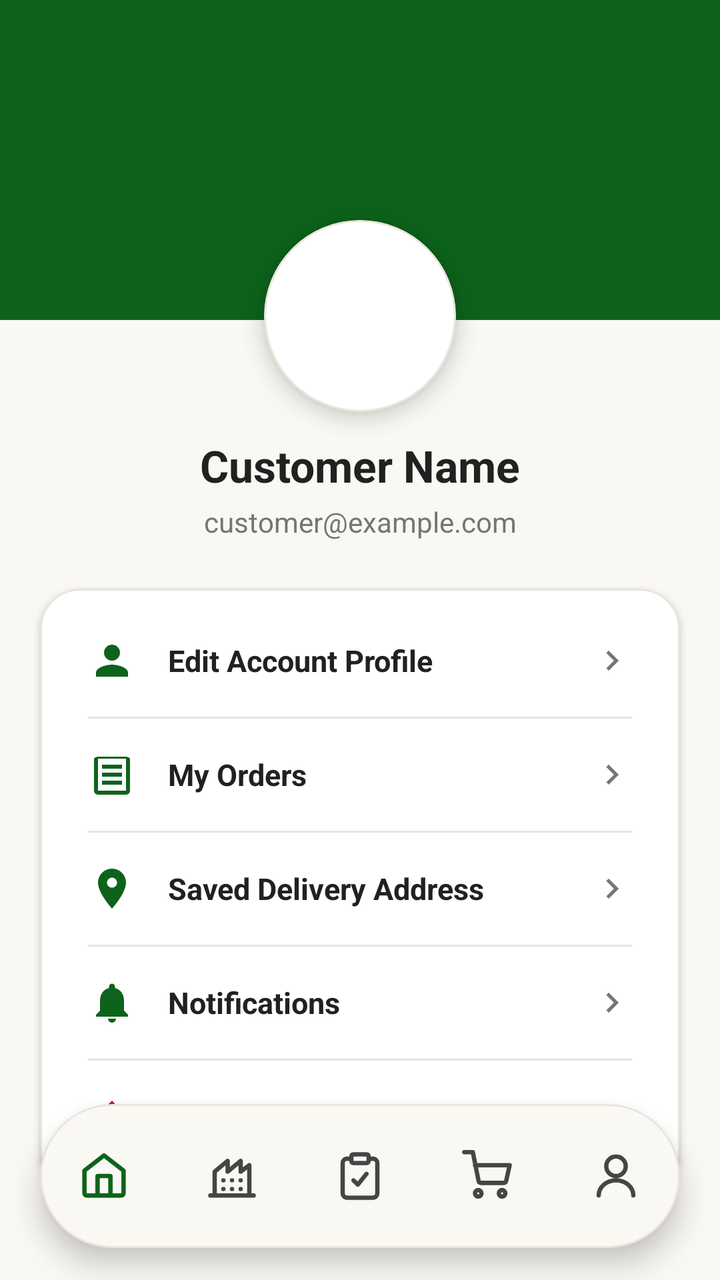
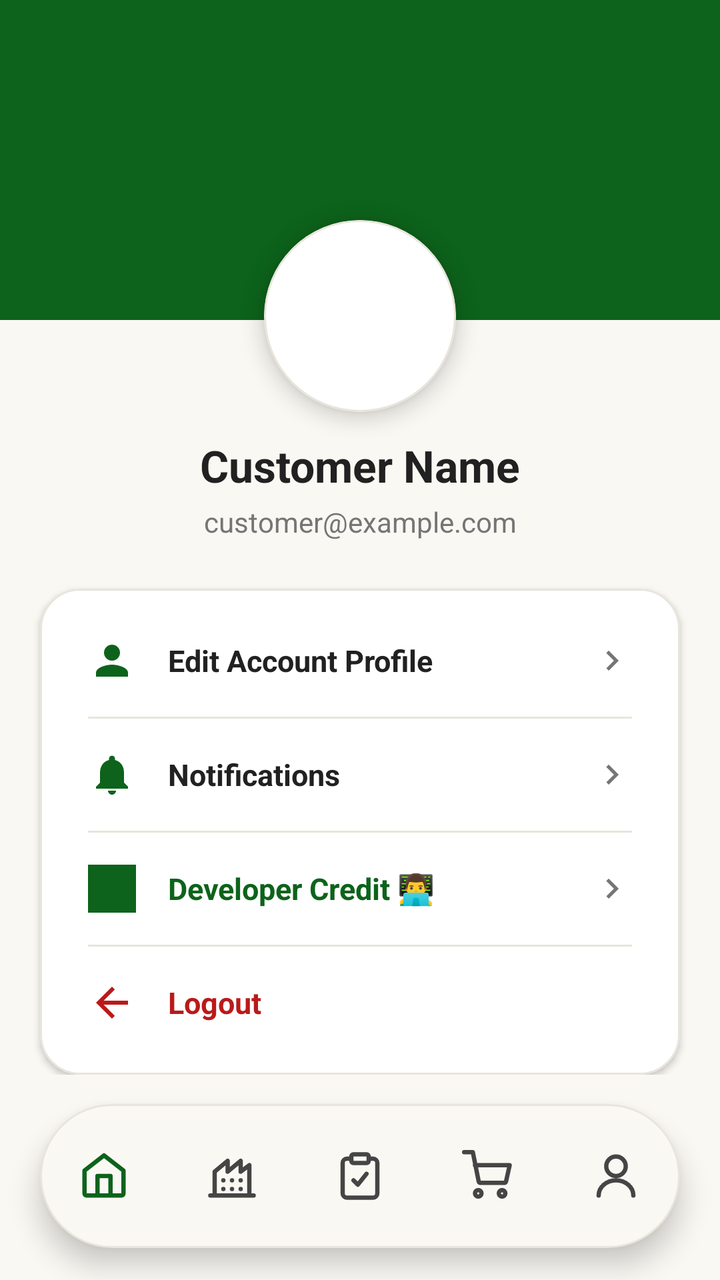

Screens rendered from an Android XML layout before and after an edit, with the pre-edit source and the edit as a unified diff.
<!-- AndroidManifest.xml: application theme Theme.FlourMate -->
<!-- res/layout/activity_customer_profile.xml -->
<?xml version="1.0" encoding="utf-8"?>
<androidx.constraintlayout.widget.ConstraintLayout xmlns:android="http://schemas.android.com/apk/res/android"
    xmlns:app="http://schemas.android.com/apk/res-auto"
    xmlns:tools="http://schemas.android.com/tools"
    android:id="@+id/main"
    android:layout_width="match_parent"
    android:layout_height="match_parent"
    android:background="@color/bg_cream"
    android:fitsSystemWindows="true"
    tools:context=".CustomerProfileActivity">

    <ScrollView
        android:layout_width="match_parent"
        android:layout_height="0dp"
        android:clipToPadding="false"
        android:fillViewport="true"
        android:paddingBottom="110dp"
        app:layout_constraintBottom_toBottomOf="parent"
        app:layout_constraintTop_toTopOf="parent">

        <androidx.constraintlayout.widget.ConstraintLayout
            android:layout_width="match_parent"
            android:layout_height="wrap_content"
            android:paddingBottom="24dp">

            
            <View
                android:id="@+id/viewHeaderBackground"
                android:layout_width="match_parent"
                android:layout_height="160dp"
                android:background="@color/primary_green"
                app:layout_constraintTop_toTopOf="parent" />

            
            <com.google.android.material.card.MaterialCardView
                android:id="@+id/cardAvatar"
                android:layout_width="96dp"
                android:layout_height="96dp"
                android:layout_marginTop="110dp"
                app:cardBackgroundColor="@color/surface"
                app:cardCornerRadius="48dp"
                app:cardElevation="6dp"
                app:strokeColor="@color/divider"
                app:strokeWidth="1dp"
                app:layout_constraintEnd_toEndOf="parent"
                app:layout_constraintStart_toStartOf="parent"
                app:layout_constraintTop_toTopOf="parent">

                <ImageView
                    android:id="@+id/ivProfileImage"
                    android:layout_width="match_parent"
                    android:layout_height="match_parent"
                    android:contentDescription="Profile Avatar"
                    android:padding="16dp"
                    android:scaleType="centerCrop"
                    android:src="@drawable/ic_person" />
            </com.google.android.material.card.MaterialCardView>

            <TextView
                android:id="@+id/tvUserName"
                android:layout_width="wrap_content"
                android:layout_height="wrap_content"
                android:layout_marginTop="12dp"
                android:text="Customer Name"
                android:textColor="@color/main_text"
                android:textSize="22sp"
                android:textStyle="bold"
                app:layout_constraintEnd_toEndOf="parent"
                app:layout_constraintStart_toStartOf="parent"
                app:layout_constraintTop_toBottomOf="@id/cardAvatar" />

            <TextView
                android:id="@+id/tvUserEmail"
                android:layout_width="wrap_content"
                android:layout_height="wrap_content"
                android:layout_marginTop="4dp"
                android:text="customer@example.com"
                android:textColor="@color/text_secondary"
                android:textSize="14sp"
                app:layout_constraintEnd_toEndOf="parent"
                app:layout_constraintStart_toStartOf="parent"
                app:layout_constraintTop_toBottomOf="@id/tvUserName" />

            
            <com.google.android.material.card.MaterialCardView
                android:id="@+id/cardOptions"
                android:layout_width="match_parent"
                android:layout_height="wrap_content"
                android:layout_marginHorizontal="20dp"
                android:layout_marginTop="24dp"
                app:cardBackgroundColor="@color/surface"
                app:cardCornerRadius="20dp"
                app:cardElevation="2dp"
                app:strokeColor="@color/divider"
                app:strokeWidth="1dp"
                app:layout_constraintTop_toBottomOf="@id/tvUserEmail">

                <LinearLayout
                    android:layout_width="match_parent"
                    android:layout_height="wrap_content"
                    android:orientation="vertical"
                    android:padding="8dp">

                    
                    <LinearLayout
                        android:id="@+id/llEditProfile"
                        android:layout_width="match_parent"
                        android:layout_height="56dp"
                        android:clickable="true"
                        android:focusable="true"
                        android:foreground="?attr/selectableItemBackground"
                        android:gravity="center_vertical"
                        android:orientation="horizontal"
                        android:paddingHorizontal="16dp">

                        <ImageView
                            android:layout_width="24dp"
                            android:layout_height="24dp"
                            android:contentDescription="Edit Profile Icon"
                            android:src="@drawable/ic_person"
                            app:tint="@color/primary_green" />

                        <TextView
                            android:layout_width="0dp"
                            android:layout_height="wrap_content"
                            android:layout_marginStart="16dp"
                            android:layout_weight="1"
                            android:text="Edit Account Profile"
                            android:textColor="@color/main_text"
                            android:textSize="15sp"
                            android:textStyle="bold" />

                        <ImageView
                            android:layout_width="20dp"
                            android:layout_height="20dp"
                            android:contentDescription="Arrow"
                            android:src="@drawable/ic_arrow_right"
                            app:tint="@color/text_secondary" />
                    </LinearLayout>

                    <View
                        android:layout_width="match_parent"
                        android:layout_height="1dp"
                        android:layout_marginHorizontal="16dp"
                        android:background="@color/divider" />

                    
                    <LinearLayout
                        android:id="@+id/llMyOrders"
                        android:layout_width="match_parent"
                        android:layout_height="56dp"
                        android:clickable="true"
                        android:focusable="true"
                        android:foreground="?attr/selectableItemBackground"
                        android:gravity="center_vertical"
                        android:orientation="horizontal"
                        android:paddingHorizontal="16dp">

                        <ImageView
                            android:layout_width="24dp"
                            android:layout_height="24dp"
                            android:contentDescription="Orders Icon"
                            android:src="@drawable/ic_orders"
                            app:tint="@color/primary_green" />

                        <TextView
                            android:layout_width="0dp"
                            android:layout_height="wrap_content"
                            android:layout_marginStart="16dp"
                            android:layout_weight="1"
                            android:text="My Orders"
                            android:textColor="@color/main_text"
                            android:textSize="15sp"
                            android:textStyle="bold" />

                        <ImageView
                            android:layout_width="20dp"
                            android:layout_height="20dp"
                            android:contentDescription="Arrow"
                            android:src="@drawable/ic_arrow_right"
                            app:tint="@color/text_secondary" />
                    </LinearLayout>

                    <View
                        android:layout_width="match_parent"
                        android:layout_height="1dp"
                        android:layout_marginHorizontal="16dp"
                        android:background="@color/divider" />

                    
                    <LinearLayout
                        android:id="@+id/llAddresses"
                        android:layout_width="match_parent"
                        android:layout_height="56dp"
                        android:clickable="true"
                        android:focusable="true"
                        android:foreground="?attr/selectableItemBackground"
                        android:gravity="center_vertical"
                        android:orientation="horizontal"
                        android:paddingHorizontal="16dp">

                        <ImageView
                            android:layout_width="24dp"
                            android:layout_height="24dp"
                            android:contentDescription="Location Icon"
                            android:src="@drawable/ic_location"
                            app:tint="@color/primary_green" />

                        <TextView
                            android:layout_width="0dp"
                            android:layout_height="wrap_content"
                            android:layout_marginStart="16dp"
                            android:layout_weight="1"
                            android:text="Saved Delivery Address"
                            android:textColor="@color/main_text"
                            android:textSize="15sp"
                            android:textStyle="bold" />

                        <ImageView
                            android:layout_width="20dp"
                            android:layout_height="20dp"
                            android:contentDescription="Arrow"
                            android:src="@drawable/ic_arrow_right"
                            app:tint="@color/text_secondary" />
                    </LinearLayout>

                    <View
                        android:layout_width="match_parent"
                        android:layout_height="1dp"
                        android:layout_marginHorizontal="16dp"
                        android:background="@color/divider" />

                    
                    <LinearLayout
                        android:id="@+id/llNotifications"
                        android:layout_width="match_parent"
                        android:layout_height="56dp"
                        android:clickable="true"
                        android:focusable="true"
                        android:foreground="?attr/selectableItemBackground"
                        android:gravity="center_vertical"
                        android:orientation="horizontal"
                        android:paddingHorizontal="16dp">

                        <ImageView
                            android:layout_width="24dp"
                            android:layout_height="24dp"
                            android:contentDescription="Notifications Icon"
                            android:src="@drawable/ic_notification"
                            app:tint="@color/primary_green" />

                        <TextView
                            android:layout_width="0dp"
                            android:layout_height="wrap_content"
                            android:layout_marginStart="16dp"
                            android:layout_weight="1"
                            android:text="Notifications"
                            android:textColor="@color/main_text"
                            android:textSize="15sp"
                            android:textStyle="bold" />

                        <ImageView
                            android:layout_width="20dp"
                            android:layout_height="20dp"
                            android:contentDescription="Arrow"
                            android:src="@drawable/ic_arrow_right"
                            app:tint="@color/text_secondary" />
                    </LinearLayout>

                    <View
                        android:layout_width="match_parent"
                        android:layout_height="1dp"
                        android:layout_marginHorizontal="16dp"
                        android:background="@color/divider" />

                    
                    <LinearLayout
                        android:id="@+id/llLogout"
                        android:layout_width="match_parent"
                        android:layout_height="56dp"
                        android:clickable="true"
                        android:focusable="true"
                        android:foreground="?attr/selectableItemBackground"
                        android:gravity="center_vertical"
                        android:orientation="horizontal"
                        android:paddingHorizontal="16dp">

                        <ImageView
                            android:layout_width="24dp"
                            android:layout_height="24dp"
                            android:contentDescription="Logout Icon"
                            android:src="@drawable/ic_back"
                            app:tint="@color/error" />

                        <TextView
                            android:layout_width="0dp"
                            android:layout_height="wrap_content"
                            android:layout_marginStart="16dp"
                            android:layout_weight="1"
                            android:text="Logout"
                            android:textColor="@color/error"
                            android:textSize="15sp"
                            android:textStyle="bold" />
                    </LinearLayout>

                </LinearLayout>
            </com.google.android.material.card.MaterialCardView>

        </androidx.constraintlayout.widget.ConstraintLayout>
    </ScrollView>

    
    <com.google.android.material.card.MaterialCardView
        android:id="@+id/navContainer"
        android:layout_width="match_parent"
        android:layout_height="72dp"
        android:layout_marginHorizontal="20dp"
        android:layout_marginBottom="16dp"
        app:cardBackgroundColor="@android:color/transparent"
        app:cardCornerRadius="36dp"
        app:cardElevation="8dp"
        app:strokeWidth="0dp"
        app:layout_constraintBottom_toBottomOf="parent">

        <com.google.android.material.bottomnavigation.BottomNavigationView
            android:id="@+id/bottomNavigation"
            android:layout_width="match_parent"
            android:layout_height="match_parent"
            android:background="@drawable/bg_bottom_nav"
            app:elevation="0dp"
            app:itemActiveIndicatorStyle="@style/App.Custom.Indicator"
            app:itemIconSize="26dp"
            app:itemIconTint="@color/nav_icon_color"
            app:itemRippleColor="@android:color/transparent"
            app:labelVisibilityMode="unlabeled"
            app:menu="@menu/customer_bottom_menu" />
    </com.google.android.material.card.MaterialCardView>

</androidx.constraintlayout.widget.ConstraintLayout>
<!-- resources referenced by this layout -->
<resources>
  <color name="bg_cream">#FAF8F3</color>
  <color name="divider">#E8E5DC</color>
  <color name="error">#BA1A1A</color>
  <color name="main_text">#212121</color>
  <color name="primary_green">#0D631B</color>
  <color name="surface">#FFFFFF</color>
  <color name="text_secondary">#757575</color>
  <!-- drawable bg_bottom_nav (drawable) -->
  <?xml version="1.0" encoding="utf-8"?>
  <shape xmlns:android="http://schemas.android.com/apk/res/android"
      android:shape="rectangle">
      <solid android:color="@color/bg_cream" />
      <corners android:radius="36dp" />
      <stroke
          android:width="1dp"
          android:color="@color/divider" />
  </shape>
  <!-- drawable ic_arrow_right (drawable) -->
  <?xml version="1.0" encoding="utf-8"?>
  <vector xmlns:android="http://schemas.android.com/apk/res/android"
      android:width="24dp"
      android:height="24dp"
      android:viewportWidth="24"
      android:viewportHeight="24">
      <path
          android:fillColor="#0D631B"
          android:pathData="M10,6L8.59,7.41,13.17,12l-4.58,4.59L10,18l6-6z" />
  </vector>
  <!-- drawable ic_back (drawable) -->
  <vector xmlns:android="http://schemas.android.com/apk/res/android"
      android:width="24dp"
      android:height="24dp"
      android:viewportWidth="24"
      android:viewportHeight="24">
    <path
        android:fillColor="#FFFFFFFF"
        android:pathData="M20,11H7.83l5.59,-5.59L12,4l-8,8 8,8 1.41,-1.41L7.83,13H20v-2z"/>
  </vector>
  <!-- drawable ic_location (drawable) -->
  <?xml version="1.0" encoding="utf-8"?>
  <vector xmlns:android="http://schemas.android.com/apk/res/android"
      android:width="24dp"
      android:height="24dp"
      android:viewportWidth="24"
      android:viewportHeight="24">
      <path
          android:fillColor="#0D631B"
          android:pathData="M12,2C8.13,2 5,5.13 5,9c0,5.25 7,13 7,13s7-7.75 7-13c0-3.87-3.13-7-7-7zm0,9.5c-1.38,0-2.5-1.12-2.5-2.5s1.12-2.5 2.5-2.5 2.5,1.12 2.5,2.5-1.12,2.5-2.5,2.5z" />
  </vector>
  <!-- drawable ic_orders (drawable) -->
  <vector xmlns:android="http://schemas.android.com/apk/res/android"
      android:width="24dp"
      android:height="24dp"
      android:viewportWidth="24"
      android:viewportHeight="24">
    <path
        android:fillColor="#FFFFFFFF"
        android:pathData="M19,3H5C3.9,3 3,3.9 3,4v16c0,1.1 0.9,2 2,2h14c1.1,0 2,-0.9 2,-2V4C21,3.9 20.1,3 19,3zM19,20H5V4h14V20zM7,7h10v2H7V7zM7,11h10v2H7V11zM7,15h10v2H7V15z"/>
  </vector>
  <!-- drawable ic_person (drawable) -->
  <vector xmlns:android="http://schemas.android.com/apk/res/android"
      android:width="24dp"
      android:height="24dp"
      android:viewportWidth="24"
      android:viewportHeight="24">
    <path
        android:fillColor="#FFFFFFFF"
        android:pathData="M12,12c2.21,0 4,-1.79 4,-4s-1.79,-4 -4,-4s-4,1.79 -4,4s1.79,4 4,4zM12,14c-2.67,0 -8,1.34 -8,4v2h16v-2c0,-2.66 -5.33,-4 -8,-4z"/>
  </vector>
  <style name="App.Custom.Indicator" parent="Widget.Material3.BottomNavigationView.ActiveIndicator">
          <item name="android:color">@color/light_green</item>
          <item name="android:width">46dp</item>
          <item name="android:height">46dp</item>
          <item name="shapeAppearance">@style/ShapeAppearance.App.Circle</item>
      </style>
  <style name="Theme.FlourMate" parent="Base.Theme.FlourMate" />
  <color name="light_green">#A3F69C</color>
  <style name="ShapeAppearance.App.Circle" parent="ShapeAppearance.Material3.Corner.Full">
          <item name="cornerSize">50%</item>
      </style>
  <style name="Base.Theme.FlourMate" parent="Theme.Material3.DayNight.NoActionBar">
          <item name="colorPrimary">@color/primary_green</item>
          <item name="colorSecondary">@color/secondary_green</item>
          <item name="android:colorBackground">@color/background</item>
          <item name="android:statusBarColor">@color/background</item>
          <item name="android:windowLightStatusBar">true</item>
      </style>
  <color name="secondary_green">#2E7D32</color>
  <color name="background">#FAF8F3</color>
  <!-- unchanged entries left out for length: 1 -->
</resources>

<!-- the commit's change to res/layout/activity_customer_profile.xml (unified diff, before → after) -->
@@ -7,7 +7,7 @@
     android:layout_height="match_parent"
     android:background="@color/bg_cream"
     android:fitsSystemWindows="true"
-    tools:context=".CustomerProfileActivity">
+    tools:context=".MainActivity">
 
     <ScrollView
         android:layout_width="match_parent"
@@ -146,21 +146,21 @@
 
                     
                     <LinearLayout
-                        android:id="@+id/llMyOrders"
-                        android:layout_width="match_parent"
-                        android:layout_height="56dp"
-                        android:clickable="true"
-                        android:focusable="true"
-                        android:foreground="?attr/selectableItemBackground"
-                        android:gravity="center_vertical"
-                        android:orientation="horizontal"
-                        android:paddingHorizontal="16dp">
-
-                        <ImageView
-                            android:layout_width="24dp"
-                            android:layout_height="24dp"
-                            android:contentDescription="Orders Icon"
-                            android:src="@drawable/ic_orders"
+                        android:id="@+id/llNotifications"
+                        android:layout_width="match_parent"
+                        android:layout_height="56dp"
+                        android:clickable="true"
+                        android:focusable="true"
+                        android:foreground="?attr/selectableItemBackground"
+                        android:gravity="center_vertical"
+                        android:orientation="horizontal"
+                        android:paddingHorizontal="16dp">
+
+                        <ImageView
+                            android:layout_width="24dp"
+                            android:layout_height="24dp"
+                            android:contentDescription="Notifications Icon"
+                            android:src="@drawable/ic_notification"
                             app:tint="@color/primary_green" />
 
                         <TextView
@@ -168,7 +168,7 @@
                             android:layout_height="wrap_content"
                             android:layout_marginStart="16dp"
                             android:layout_weight="1"
-                            android:text="My Orders"
+                            android:text="Notifications"
                             android:textColor="@color/main_text"
                             android:textSize="15sp"
                             android:textStyle="bold" />
@@ -189,21 +189,21 @@
 
                     
                     <LinearLayout
-                        android:id="@+id/llAddresses"
-                        android:layout_width="match_parent"
-                        android:layout_height="56dp"
-                        android:clickable="true"
-                        android:focusable="true"
-                        android:foreground="?attr/selectableItemBackground"
-                        android:gravity="center_vertical"
-                        android:orientation="horizontal"
-                        android:paddingHorizontal="16dp">
-
-                        <ImageView
-                            android:layout_width="24dp"
-                            android:layout_height="24dp"
-                            android:contentDescription="Location Icon"
-                            android:src="@drawable/ic_location"
+                        android:id="@+id/llDeveloperCredit"
+                        android:layout_width="match_parent"
+                        android:layout_height="56dp"
+                        android:clickable="true"
+                        android:focusable="true"
+                        android:foreground="?attr/selectableItemBackground"
+                        android:gravity="center_vertical"
+                        android:orientation="horizontal"
+                        android:paddingHorizontal="16dp">
+
+                        <ImageView
+                            android:layout_width="24dp"
+                            android:layout_height="24dp"
+                            android:contentDescription="Developer Credit Icon"
+                            android:src="@drawable/ic_flourmate_logo"
                             app:tint="@color/primary_green" />
 
                         <TextView
@@ -211,51 +211,8 @@
                             android:layout_height="wrap_content"
                             android:layout_marginStart="16dp"
                             android:layout_weight="1"
-                            android:text="Saved Delivery Address"
-                            android:textColor="@color/main_text"
-                            android:textSize="15sp"
-                            android:textStyle="bold" />
-
-                        <ImageView
-                            android:layout_width="20dp"
-                            android:layout_height="20dp"
-                            android:contentDescription="Arrow"
-                            android:src="@drawable/ic_arrow_right"
-                            app:tint="@color/text_secondary" />
-                    </LinearLayout>
-
-                    <View
-                        android:layout_width="match_parent"
-                        android:layout_height="1dp"
-                        android:layout_marginHorizontal="16dp"
-                        android:background="@color/divider" />
-
-                    
-                    <LinearLayout
-                        android:id="@+id/llNotifications"
-                        android:layout_width="match_parent"
-                        android:layout_height="56dp"
-                        android:clickable="true"
-                        android:focusable="true"
-                        android:foreground="?attr/selectableItemBackground"
-                        android:gravity="center_vertical"
-                        android:orientation="horizontal"
-                        android:paddingHorizontal="16dp">
-
-                        <ImageView
-                            android:layout_width="24dp"
-                            android:layout_height="24dp"
-                            android:contentDescription="Notifications Icon"
-                            android:src="@drawable/ic_notification"
-                            app:tint="@color/primary_green" />
-
-                        <TextView
-                            android:layout_width="0dp"
-                            android:layout_height="wrap_content"
-                            android:layout_marginStart="16dp"
-                            android:layout_weight="1"
-                            android:text="Notifications"
-                            android:textColor="@color/main_text"
+                            android:text="Developer Credit 👨‍💻"
+                            android:textColor="@color/primary_green"
                             android:textSize="15sp"
                             android:textStyle="bold" />
 
<!-- resource entries referenced after the edit -->
@@ -38,27 +38,7 @@
         android:fillColor="#FFFFFFFF"
         android:pathData="M20,11H7.83l5.59,-5.59L12,4l-8,8 8,8 1.41,-1.41L7.83,13H20v-2z"/>
   </vector>
-  <!-- drawable ic_location (drawable) -->
-  <?xml version="1.0" encoding="utf-8"?>
-  <vector xmlns:android="http://schemas.android.com/apk/res/android"
-      android:width="24dp"
-      android:height="24dp"
-      android:viewportWidth="24"
-      android:viewportHeight="24">
-      <path
-          android:fillColor="#0D631B"
-          android:pathData="M12,2C8.13,2 5,5.13 5,9c0,5.25 7,13 7,13s7-7.75 7-13c0-3.87-3.13-7-7-7zm0,9.5c-1.38,0-2.5-1.12-2.5-2.5s1.12-2.5 2.5-2.5 2.5,1.12 2.5,2.5-1.12,2.5-2.5,2.5z" />
-  </vector>
-  <!-- drawable ic_orders (drawable) -->
-  <vector xmlns:android="http://schemas.android.com/apk/res/android"
-      android:width="24dp"
-      android:height="24dp"
-      android:viewportWidth="24"
-      android:viewportHeight="24">
-    <path
-        android:fillColor="#FFFFFFFF"
-        android:pathData="M19,3H5C3.9,3 3,3.9 3,4v16c0,1.1 0.9,2 2,2h14c1.1,0 2,-0.9 2,-2V4C21,3.9 20.1,3 19,3zM19,20H5V4h14V20zM7,7h10v2H7V7zM7,11h10v2H7V11zM7,15h10v2H7V15z"/>
-  </vector>
+  <!-- drawable ic_flourmate_logo: vector/xml drawable (drawable, 76345 chars, omitted) -->
   <!-- drawable ic_person (drawable) -->
   <vector xmlns:android="http://schemas.android.com/apk/res/android"
       android:width="24dp"
